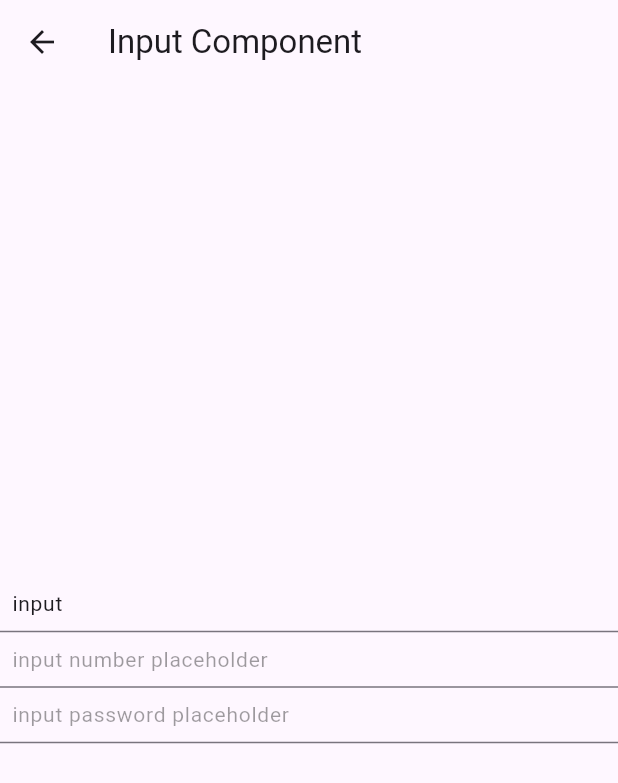
After one commit to taka-sho25/flutter_practice, a Flutter app: the screen it shows after launch, after a tap on "Input Component", on a phone screen of 412 x 824 dp. The commit adds this screen. Shown: the top 783 px of the screen. Run offline on Flutter 3.47's test engine with Material 3 defaults, Android fonts, the phone set to English and light mode, and no system bars; our stand-ins replace flutter_dotenv.

Commit message:
input component

```diff
--- a/uikit/lib/components/button/button.dart
+++ b/uikit/lib/components/button/button.dart
@@ -12,7 +12,6 @@ class Button extends StatelessWidget {
     this.border,
   });
 
-  // final String text;
   final Widget child;
   final GestureTapCallback? onPressed;
   final bool? disabled;
--- /dev/null
+++ b/uikit/lib/components/input/input.dart
@@ -0,0 +1,70 @@
+import 'package:flutter/material.dart';
+import 'package:flutter/services.dart';
+
+enum InputType {
+  text,
+  password,
+  number,
+}
+
+TextInputType getInputType(InputType inputType) {
+  if (inputType == InputType.text) {
+    return TextInputType.text;
+  } else if (inputType == InputType.number) {
+    return TextInputType.number;
+  } else if (inputType == InputType.password) {
+    return TextInputType.visiblePassword;
+  }
+  return TextInputType.text;
+}
+
+class Input extends StatelessWidget {
+  const Input({
+    super.key,
+    required this.type,
+    required this.value,
+    this.placeholder,
+  });
+
+  final InputType type;
+  final String value;
+  final String? placeholder;
+
+  @override
+  Widget build(BuildContext context) {
+    final keyboardType = getInputType(type);
+    final List<TextInputFormatter> inputFormatters = type == InputType.number
+        ? [
+            FilteringTextInputFormatter.digitsOnly,
+          ]
+        : [];
+    return TextFormField(
+      initialValue: value,
+      keyboardType: keyboardType,
+      obscureText: type == InputType.password,
+      inputFormatters: inputFormatters,
+      style: const TextStyle(
+        fontSize: 14,
+      ),
+      decoration: InputDecoration(
+        hintText: placeholder ?? '',
+        hintStyle: const TextStyle(
+          fontSize: 14,
+          color: Colors.black38,
+        ),
+        contentPadding: const EdgeInsets.symmetric(
+          vertical: 8,
+          horizontal: 8,
+        ),
+        isDense: true,
+      ),
+      // validator: (value) {
+      //   print('validator: $value');
+      //   return null;
+      // },
+      onChanged: (value) {
+        print('onChange: $value');
+      },
+    );
+  }
+}
--- /dev/null
+++ b/uikit/lib/screens/input_screen.dart
@@ -0,0 +1,34 @@
+import 'package:flutter/material.dart';
+
+import 'package:uikit/components/input/input.dart';
+
+class InputScreen extends StatelessWidget {
+  const InputScreen({super.key});
+
+  @override
+  Widget build(BuildContext context) {
+    return Scaffold(
+        appBar: AppBar(title: const Text('Input Component')),
+        body: const Center(
+            child: Column(
+          mainAxisSize: MainAxisSize.min,
+          children: [
+            Input(
+              type: InputType.text,
+              value: 'input',
+              placeholder: 'input text placeholder',
+            ),
+            Input(
+              type: InputType.number,
+              value: '',
+              placeholder: 'input number placeholder',
+            ),
+            Input(
+              type: InputType.password,
+              value: '',
+              placeholder: 'input password placeholder',
+            ),
+          ],
+        )));
+  }
+}
--- a/uikit/lib/screens/links_screen.dart
+++ b/uikit/lib/screens/links_screen.dart
@@ -1,7 +1,7 @@
-import 'package:flutter/gestures.dart';
 import 'package:flutter/material.dart';
 
 import 'package:uikit/screens/button_screen.dart';
+import 'package:uikit/screens/input_screen.dart';
 
 class LinksScreen extends StatelessWidget {
   const LinksScreen({super.key});
@@ -9,19 +9,29 @@ class LinksScreen extends StatelessWidget {
   @override
   Widget build(BuildContext context) {
     return Scaffold(
-        appBar: AppBar(title: const Text('Component Links')),
-        body: RichText(
-            text: TextSpan(
+      appBar: AppBar(title: const Text('Component Links')),
+      body: Center(
+        child: Column(
           children: [
-            TextSpan(
-                text: 'Button Component',
-                style: const TextStyle(color: Colors.black),
-                recognizer: TapGestureRecognizer()
-                  ..onTap = () {
-                    Navigator.of(context).push(MaterialPageRoute(
-                        builder: (context) => const ButtonScreen()));
-                  }),
+            ElevatedButton(
+              child: const Text('Button Component'),
+              onPressed: () {
+                Navigator.of(context).push(MaterialPageRoute(
+                  builder: (context) => const ButtonScreen(),
+                ));
+              },
+            ),
+            ElevatedButton(
+              child: const Text('Input Component'),
+              onPressed: () {
+                Navigator.of(context).push(MaterialPageRoute(
+                  builder: (context) => const InputScreen(),
+                ));
+              },
+            ),
           ],
-        )));
+        ),
+      ),
+    );
   }
 }
```
